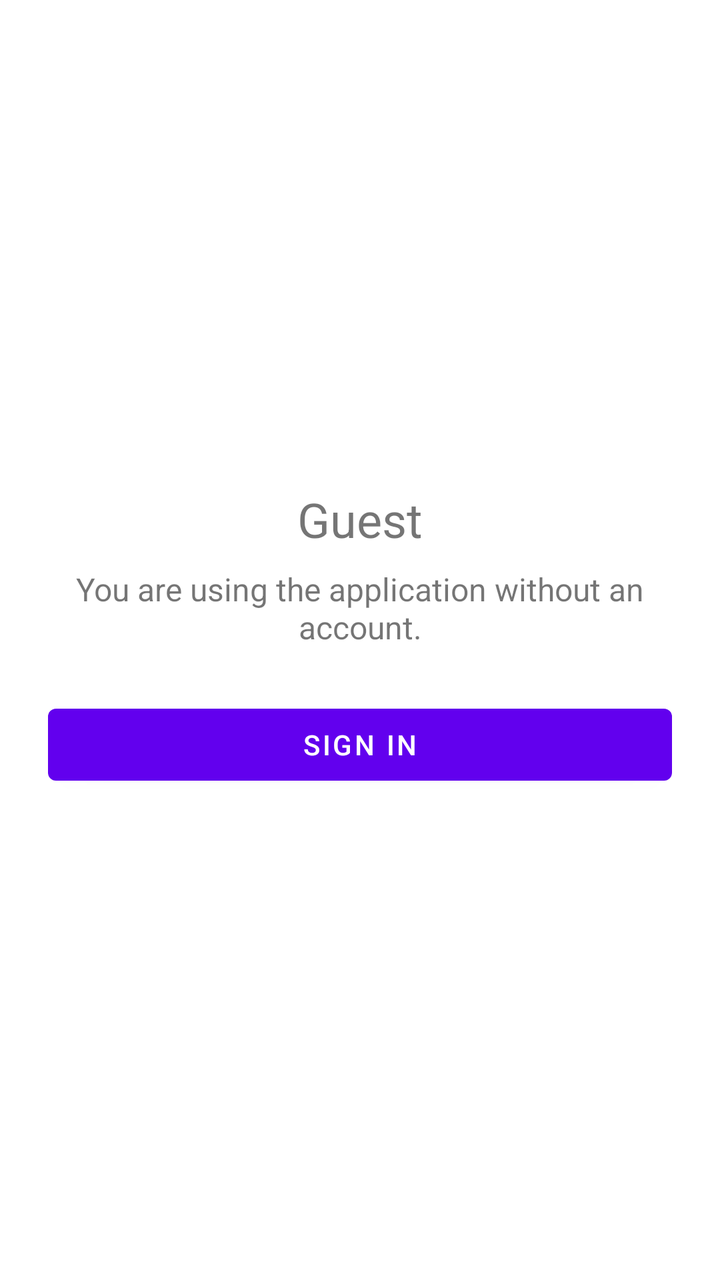
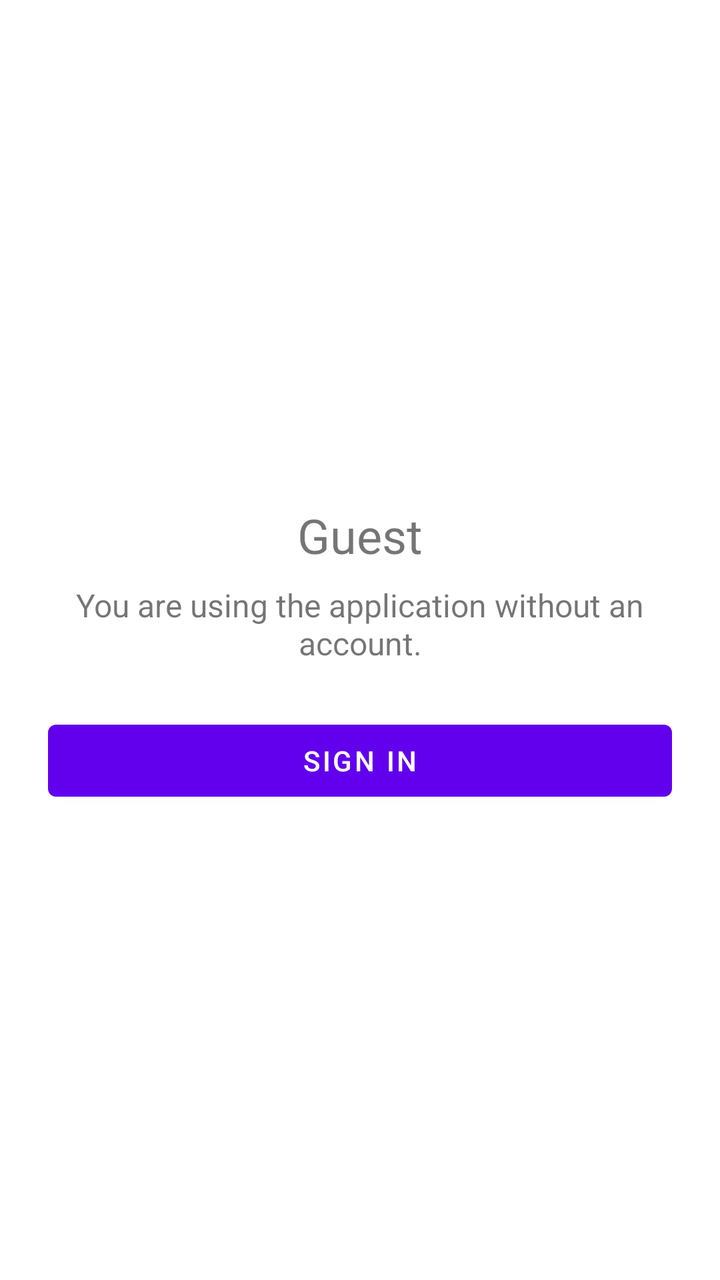

Compare the two renders of this Android layout. The source of the first and the diff that turns it into the second are given below.
<!-- AndroidManifest.xml: application theme Theme.Si13 -->
<!-- res/layout/fragment_profile_hragment.xml -->
<?xml version="1.0" encoding="utf-8"?>
<LinearLayout xmlns:android="http://schemas.android.com/apk/res/android"
    android:layout_width="match_parent"
    android:layout_height="match_parent"
    android:gravity="center"
    android:orientation="vertical"
    android:padding="24dp">

    <TextView
        android:id="@+id/profile_status_text"
        android:layout_width="match_parent"
        android:layout_height="wrap_content"
        android:gravity="center"
        android:text="@string/guest_status"
        android:textSize="24sp" />

    <TextView
        android:id="@+id/profile_message_text"
        android:layout_width="match_parent"
        android:layout_height="wrap_content"
        android:layout_marginTop="8dp"
        android:gravity="center"
        android:text="@string/guest_profile_message"
        android:textSize="16sp" />

    <Button
        android:id="@+id/profile_sign_in_button"
        android:layout_width="match_parent"
        android:layout_height="wrap_content"
        android:layout_marginTop="24dp"
        android:text="@string/sign_in" />

    <Button
        android:id="@+id/profile_sign_out_button"
        android:layout_width="match_parent"
        android:layout_height="wrap_content"
        android:text="@string/sign_out"
        android:visibility="gone" />
</LinearLayout>
<!-- resources referenced by this layout -->
<resources>
  <string name="guest_profile_message">You are using the application without an account.</string>
  <string name="guest_status">Guest</string>
  <string name="sign_in">Sign in</string>
  <string name="sign_out">Sign out</string>
  <style name="Theme.Si13" parent="Theme.MaterialComponents.DayNight.DarkActionBar">
          
          <item name="colorPrimary">@color/purple_500</item>
          <item name="colorPrimaryVariant">@color/purple_700</item>
          <item name="colorOnPrimary">@color/white</item>
          
          <item name="colorSecondary">@color/teal_200</item>
          <item name="colorSecondaryVariant">@color/teal_700</item>
          <item name="colorOnSecondary">@color/black</item>
          
          <item name="android:statusBarColor">?attr/colorPrimaryVariant</item>
          
      </style>
  <color name="purple_500">#FF6200EE</color>
  <color name="purple_700">#FF3700B3</color>
  <color name="white">#FFFFFFFF</color>
  <color name="teal_200">#FF03DAC5</color>
  <color name="teal_700">#FF018786</color>
  <color name="black">#FF000000</color>
</resources>

<!-- the commit's change to res/layout/fragment_profile_hragment.xml (unified diff, before → after) -->
@@ -6,10 +6,19 @@
     android:orientation="vertical"
     android:padding="24dp">
 
+    <ImageView
+        android:id="@+id/profile_picture_image"
+        android:layout_width="96dp"
+        android:layout_height="96dp"
+        android:contentDescription="@string/profile_picture"
+        android:scaleType="centerCrop"
+        android:visibility="gone" />
+
     <TextView
         android:id="@+id/profile_status_text"
         android:layout_width="match_parent"
         android:layout_height="wrap_content"
+        android:layout_marginTop="16dp"
         android:gravity="center"
         android:text="@string/guest_status"
         android:textSize="24sp" />
@@ -22,6 +31,15 @@
         android:gravity="center"
         android:text="@string/guest_profile_message"
         android:textSize="16sp" />
+
+    <TextView
+        android:id="@+id/profile_email_text"
+        android:layout_width="match_parent"
+        android:layout_height="wrap_content"
+        android:layout_marginTop="4dp"
+        android:gravity="center"
+        android:textSize="16sp"
+        android:visibility="gone" />
 
     <Button
         android:id="@+id/profile_sign_in_button"
<!-- resource entries referenced after the edit -->
@@ -2,6 +2,7 @@
 <resources>
   <string name="guest_profile_message">You are using the application without an account.</string>
   <string name="guest_status">Guest</string>
+  <string name="profile_picture">Profile picture</string>
   <string name="sign_in">Sign in</string>
   <string name="sign_out">Sign out</string>
   <style name="Theme.Si13" parent="Theme.MaterialComponents.DayNight.DarkActionBar">
